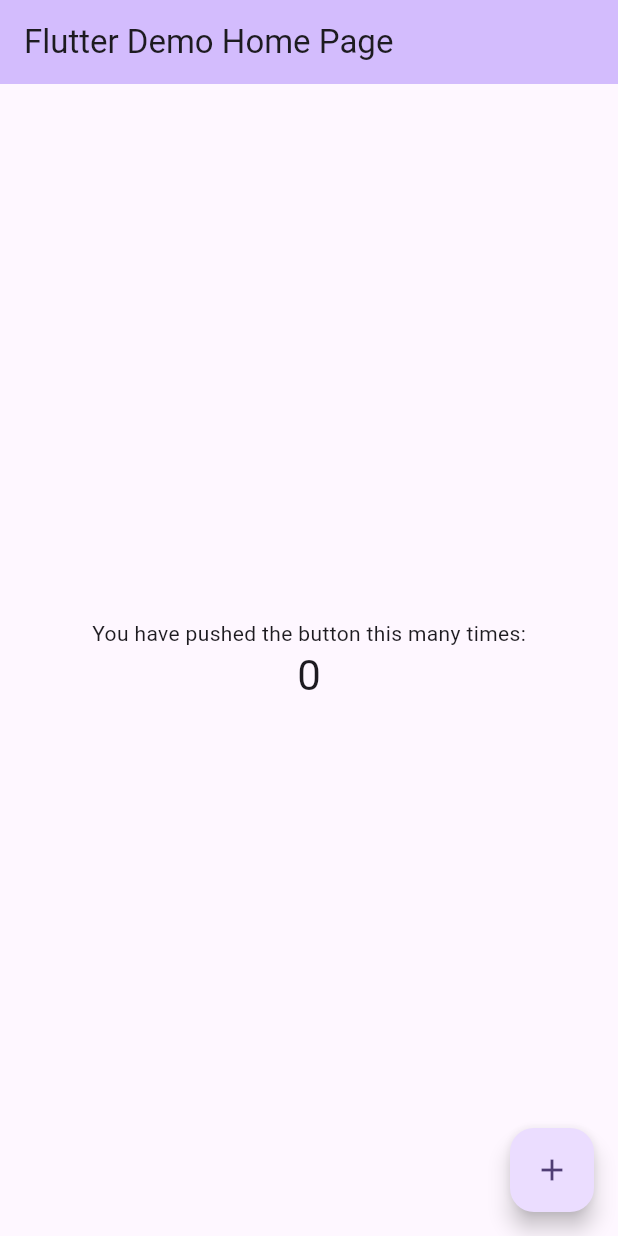
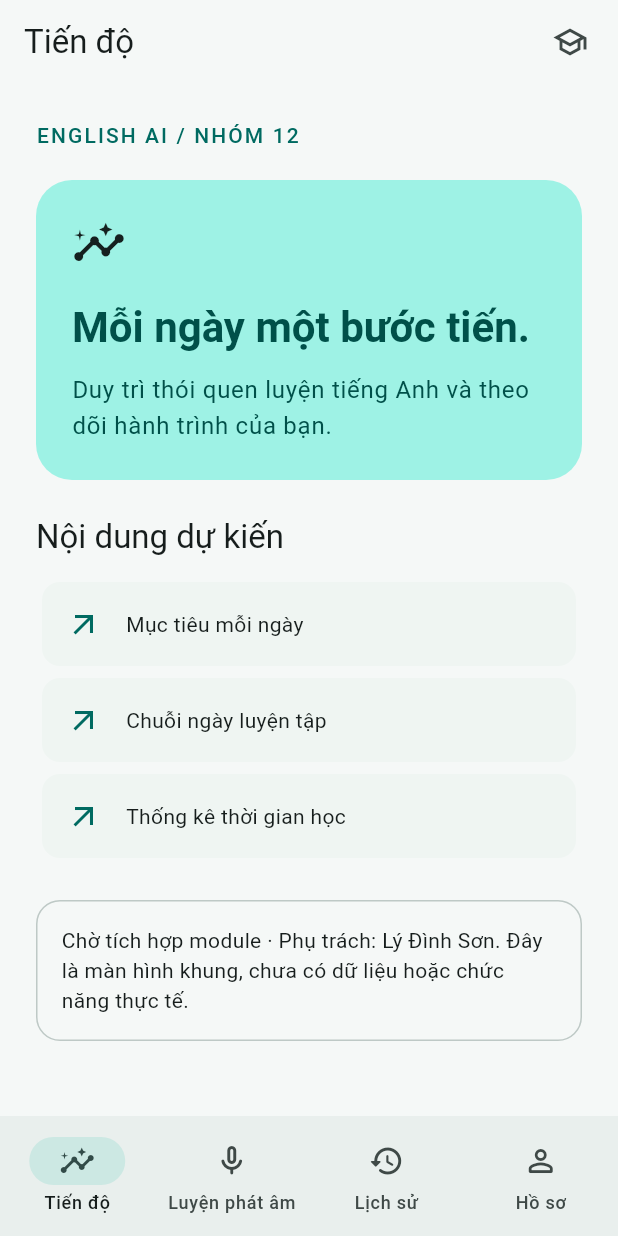
Before and after one commit to NguyenTruongNT/CSE441-MOBILE-TH3, a Flutter app: the screen it shows after launch, on a phone screen of 412 x 824 dp. Run offline on Flutter 3.47's test engine with Material 3 defaults, Android fonts, the light colour scheme and no system bars.

Commit message:
[Truong] feat: xây dựng khung giao diện thích ứng và điều hướng

```diff
--- /dev/null
+++ b/lib/app/app.dart
@@ -0,0 +1,19 @@
+import 'package:flutter/material.dart';
+
+import 'app_shell.dart';
+import 'app_theme.dart';
+
+/// Composition root: replace page builders when feature modules are delivered.
+class EnglishLearningApp extends StatelessWidget {
+  const EnglishLearningApp({super.key, this.pages = const AppPages()});
+
+  final AppPages pages;
+
+  @override
+  Widget build(BuildContext context) => MaterialApp(
+    title: 'English AI · Nhóm 12',
+    debugShowCheckedModeBanner: false,
+    theme: AppTheme.light,
+    home: AppShell(pages: pages),
+  );
+}
--- /dev/null
+++ b/lib/app/app_shell.dart
@@ -0,0 +1,284 @@
+import 'package:flutter/material.dart';
+
+/// Inject pages using closures that pass real services into feature constructors.
+/// Null builders intentionally display integration placeholders.
+class AppPages {
+  const AppPages({
+    this.progress,
+    this.pronunciation,
+    this.history,
+    this.profile,
+  });
+
+  final WidgetBuilder? progress;
+  final WidgetBuilder? pronunciation;
+  final WidgetBuilder? history;
+  final WidgetBuilder? profile;
+}
+
+class AppShell extends StatefulWidget {
+  const AppShell({super.key, required this.pages});
+
+  final AppPages pages;
+
+  @override
+  State<AppShell> createState() => _AppShellState();
+}
+
+class _AppShellState extends State<AppShell> {
+  int _selectedIndex = 0;
+
+  static const _sections = [
+    _Section(
+      title: 'Tiến độ',
+      icon: Icons.insights_outlined,
+      owner: 'Lý Đình Sơn',
+      headline: 'Mỗi ngày một bước tiến.',
+      description:
+          'Duy trì thói quen luyện tiếng Anh và theo dõi hành trình của bạn.',
+      items: [
+        'Mục tiêu mỗi ngày',
+        'Chuỗi ngày luyện tập',
+        'Thống kê thời gian học',
+      ],
+    ),
+    _Section(
+      title: 'Luyện phát âm',
+      icon: Icons.mic_none_rounded,
+      owner: 'Vũ Hải Đăng',
+      headline: 'Tự tin hơn qua từng âm.',
+      description:
+          'Nghe mẫu, luyện nói và nhận phản hồi phát âm theo từng âm vị.',
+      items: [
+        'Bài học và phiên âm IPA',
+        'Ghi âm và phân tích AI',
+        'Điểm số và bài tập cải thiện',
+      ],
+    ),
+    _Section(
+      title: 'Lịch sử',
+      icon: Icons.history_rounded,
+      owner: 'Vũ Tuấn Khanh',
+      headline: 'Nhìn lại để tiến xa hơn.',
+      description:
+          'Xem lại các phiên luyện tập và những âm cần tiếp tục cải thiện.',
+      items: [
+        'Danh sách phiên luyện',
+        'Kết quả phát âm đã lưu',
+        'Lọc theo hồ sơ và ngày học',
+      ],
+    ),
+    _Section(
+      title: 'Hồ sơ',
+      icon: Icons.person_outline_rounded,
+      owner: 'Vũ Tuấn Khanh',
+      headline: 'Hành trình của riêng bạn.',
+      description: 'Quản lý hồ sơ và giữ dữ liệu học tập riêng cho từng người.',
+      items: [
+        'Tạo và chọn hồ sơ',
+        'Thông tin người học',
+        'Dữ liệu lưu qua các lần mở lại',
+      ],
+    ),
+  ];
+
+  void _select(int index) => setState(() => _selectedIndex = index);
+
+  @override
+  Widget build(BuildContext context) {
+    final builders = [
+      widget.pages.progress,
+      widget.pages.pronunciation,
+      widget.pages.history,
+      widget.pages.profile,
+    ];
+    return LayoutBuilder(
+      builder: (context, constraints) {
+        final wide = constraints.maxWidth >= 800;
+        return Scaffold(
+          appBar: AppBar(
+            title: Text(_sections[_selectedIndex].title),
+            actions: const [
+              Padding(
+                padding: EdgeInsets.only(right: 20),
+                child: Tooltip(
+                  message: 'CSE441 · Lớp 65KTPM · Nhóm 12',
+                  child: Icon(Icons.school_outlined),
+                ),
+              ),
+            ],
+          ),
+          body: SafeArea(
+            child: Row(
+              children: [
+                if (wide) ...[
+                  NavigationRail(
+                    extended: constraints.maxWidth >= 1100,
+                    selectedIndex: _selectedIndex,
+                    onDestinationSelected: _select,
+                    leading: const Padding(
+                      padding: EdgeInsets.symmetric(vertical: 20),
+                      child: Icon(Icons.record_voice_over_rounded, size: 32),
+                    ),
+                    labelType: constraints.maxWidth >= 1100
+                        ? NavigationRailLabelType.none
+                        : NavigationRailLabelType.all,
+                    destinations: [
+                      for (final section in _sections)
+                        NavigationRailDestination(
+                          icon: Icon(section.icon),
+                          label: Text(section.title),
+                        ),
+                    ],
+                  ),
+                  const VerticalDivider(width: 1),
+                ],
+                Expanded(
+                  child: IndexedStack(
+                    index: _selectedIndex,
+                    children: [
+                      for (var index = 0; index < _sections.length; index++)
+                        KeyedSubtree(
+                          key: ValueKey('page-$index'),
+                          child: builders[index] == null
+                              ? _IntegrationPage(section: _sections[index])
+                              : Builder(builder: builders[index]!),
+                        ),
+                    ],
+                  ),
+                ),
+              ],
+            ),
+          ),
+          bottomNavigationBar: wide
+              ? null
+              : NavigationBar(
+                  selectedIndex: _selectedIndex,
+                  onDestinationSelected: _select,
+                  destinations: [
+                    for (final section in _sections)
+                      NavigationDestination(
+                        icon: Icon(section.icon),
+                        label: section.title,
+                      ),
+                  ],
+                ),
+        );
+      },
+    );
+  }
+}
+
+class _Section {
+  const _Section({
+    required this.title,
+    required this.icon,
+    required this.owner,
+    required this.headline,
+    required this.description,
+    required this.items,
+  });
+
+  final String title;
+  final IconData icon;
+  final String owner;
+  final String headline;
+  final String description;
+  final List<String> items;
+}
+
+class _IntegrationPage extends StatelessWidget {
+  const _IntegrationPage({required this.section});
+
+  final _Section section;
+
+  @override
+  Widget build(BuildContext context) {
+    final theme = Theme.of(context);
+    return SingleChildScrollView(
+      child: Align(
+        alignment: Alignment.topCenter,
+        child: ConstrainedBox(
+          constraints: const BoxConstraints(maxWidth: 1120),
+          child: Padding(
+            padding: const EdgeInsets.all(24),
+            child: Column(
+              crossAxisAlignment: CrossAxisAlignment.stretch,
+              children: [
+                Text(
+                  'ENGLISH AI / NHÓM 12',
+                  style: theme.textTheme.labelLarge?.copyWith(
+                    color: theme.colorScheme.primary,
+                    letterSpacing: 1.4,
+                  ),
+                ),
+                const SizedBox(height: 20),
+                Container(
+                  padding: const EdgeInsets.all(24),
+                  decoration: BoxDecoration(
+                    color: theme.colorScheme.primaryContainer,
+                    borderRadius: BorderRadius.circular(24),
+                  ),
+                  child: Column(
+                    crossAxisAlignment: CrossAxisAlignment.start,
+                    children: [
+                      Icon(section.icon, size: 36),
+                      const SizedBox(height: 20),
+                      Text(
+                        section.headline,
+                        style: theme.textTheme.headlineMedium?.copyWith(
+                          fontWeight: FontWeight.w700,
+                          color: theme.colorScheme.onPrimaryContainer,
+                        ),
+                      ),
+                      const SizedBox(height: 12),
+                      Text(
+                        section.description,
+                        style: theme.textTheme.bodyLarge?.copyWith(
+                          color: theme.colorScheme.onPrimaryContainer,
+                        ),
+                      ),
+                    ],
+                  ),
+                ),
+                const SizedBox(height: 24),
+                Text('Nội dung dự kiến', style: theme.textTheme.titleLarge),
+                const SizedBox(height: 12),
+                for (final item in section.items)
+                  Card(
+                    elevation: 0,
+                    child: Padding(
+                      padding: const EdgeInsets.all(16),
+                      child: Row(
+                        children: [
+                          Icon(
+                            Icons.arrow_outward,
+                            color: theme.colorScheme.primary,
+                          ),
+                          const SizedBox(width: 16),
+                          Expanded(child: Text(item)),
+                        ],
+                      ),
+                    ),
+                  ),
+                const SizedBox(height: 24),
+                Container(
+                  padding: const EdgeInsets.all(16),
+                  decoration: BoxDecoration(
+                    border: Border.all(color: theme.colorScheme.outlineVariant),
+                    borderRadius: BorderRadius.circular(16),
+                  ),
+                  child: Text(
+                    'Chờ tích hợp module · Phụ trách: ${section.owner}. '
+                    'Đây là màn hình khung, chưa có dữ liệu hoặc chức năng thực tế.',
+                    style: theme.textTheme.bodyMedium,
+                  ),
+                ),
+              ],
+            ),
+          ),
+        ),
+      ),
+    );
+  }
+}
--- /dev/null
+++ b/lib/app/app_theme.dart
@@ -0,0 +1,22 @@
+import 'package:flutter/material.dart';
+
+abstract final class AppTheme {
+  static ThemeData get light {
+    final scheme = ColorScheme.fromSeed(
+      seedColor: const Color(0xFF12796F),
+      brightness: Brightness.light,
+    );
+    return ThemeData(
+      useMaterial3: true,
+      colorScheme: scheme,
+      scaffoldBackgroundColor: const Color(0xFFF5F8F7),
+      appBarTheme: const AppBarTheme(
+        backgroundColor: Color(0xFFF5F8F7),
+        surfaceTintColor: Colors.transparent,
+      ),
+      inputDecorationTheme: const InputDecorationTheme(
+        border: OutlineInputBorder(),
+      ),
+    );
+  }
+}
--- /dev/null
+++ b/lib/app/shared/app_states.dart
@@ -0,0 +1,64 @@
+import 'package:flutter/material.dart';
+
+/// Shared UI states. Feature pages can use these without owning app routing.
+class AppLoadingState extends StatelessWidget {
+  const AppLoadingState({super.key, this.message = 'Đang tải dữ liệu…'});
+
+  final String message;
+
+  @override
+  Widget build(BuildContext context) => Center(
+    child: Column(
+      mainAxisSize: MainAxisSize.min,
+      children: [
+        const CircularProgressIndicator(),
+        const SizedBox(height: 16),
+        Text(message, textAlign: TextAlign.center),
+      ],
+    ),
+  );
+}
+
+class AppMessageState extends StatelessWidget {
+  const AppMessageState({
+    super.key,
+    required this.title,
+    required this.message,
+    this.icon = Icons.inbox_outlined,
+    this.onRetry,
+  });
+
+  final String title;
+  final String message;
+  final IconData icon;
+  final VoidCallback? onRetry;
+
+  @override
+  Widget build(BuildContext context) => Center(
+    child: SingleChildScrollView(
+      padding: const EdgeInsets.all(24),
+      child: Column(
+        mainAxisSize: MainAxisSize.min,
+        children: [
+          Icon(icon, size: 40, color: Theme.of(context).colorScheme.primary),
+          const SizedBox(height: 16),
+          Text(
+            title,
+            style: Theme.of(context).textTheme.titleLarge,
+            textAlign: TextAlign.center,
+          ),
+          const SizedBox(height: 8),
+          Text(message, textAlign: TextAlign.center),
+          if (onRetry != null) ...[
+            const SizedBox(height: 16),
+            FilledButton.icon(
+              onPressed: onRetry,
+              icon: const Icon(Icons.refresh),
+              label: const Text('Thử lại'),
+            ),
+          ],
+        ],
+      ),
+    ),
+  );
+}
--- a/lib/main.dart
+++ b/lib/main.dart
@@ -1,122 +1,7 @@
 import 'package:flutter/material.dart';
 
+import 'app/app.dart';
+
 void main() {
-  runApp(const MyApp());
+  runApp(const EnglishLearningApp());
 }
-
-class MyApp extends StatelessWidget {
-  const MyApp({super.key});
-
-  // This widget is the root of your application.
-  @override
-  Widget build(BuildContext context) {
-    return MaterialApp(
-      title: 'Flutter Demo',
-      theme: ThemeData(
-        // This is the theme of your application.
-        //
-        // TRY THIS: Try running your application with "flutter run". You'll see
-        // the application has a purple toolbar. Then, without quitting the app,
-        // try changing the seedColor in the colorScheme below to Colors.green
-        // and then invoke "hot reload" (save your changes or press the "hot
-        // reload" button in a Flutter-supported IDE, or press "r" if you used
-        // the command line to start the app).
-        //
-        // Notice that the counter didn't reset back to zero; the application
-        // state is not lost during the reload. To reset the state, use hot
-        // restart instead.
-        //
-        // This works for code too, not just values: Most code changes can be
-        // tested with just a hot reload.
-        colorScheme: .fromSeed(seedColor: Colors.deepPurple),
-      ),
-      home: const MyHomePage(title: 'Flutter Demo Home Page'),
-    );
-  }
-}
-
-class MyHomePage extends StatefulWidget {
-  const MyHomePage({super.key, required this.title});
-
-  // This widget is the home page of your application. It is stateful, meaning
-  // that it has a State object (defined below) that contains fields that affect
-  // how it looks.
-
-  // This class is the configuration for the state. It holds the values (in this
-  // case the title) provided by the parent (in this case the App widget) and
-  // used by the build method of the State. Fields in a Widget subclass are
-  // always marked "final".
-
-  final String title;
-
-  @override
-  State<MyHomePage> createState() => _MyHomePageState();
-}
-
-class _MyHomePageState extends State<MyHomePage> {
-  int _counter = 0;
-
-  void _incrementCounter() {
-    setState(() {
-      // This call to setState tells the Flutter framework that something has
-      // changed in this State, which causes it to rerun the build method below
-      // so that the display can reflect the updated values. If we changed
-      // _counter without calling setState(), then the build method would not be
-      // called again, and so nothing would appear to happen.
-      _counter++;
-    });
-  }
-
-  @override
-  Widget build(BuildContext context) {
-    // This method is rerun every time setState is called, for instance as done
-    // by the _incrementCounter method above.
-    //
-    // The Flutter framework has been optimized to make rerunning build methods
-    // fast, so that you can just rebuild anything that needs updating rather
-    // than having to individually change instances of widgets.
-    return Scaffold(
-      appBar: AppBar(
-        // TRY THIS: Try changing the color here to a specific color (to
-        // Colors.amber, perhaps?) and trigger a hot reload to see the AppBar
-        // change color while the other colors stay the same.
-        backgroundColor: Theme.of(context).colorScheme.inversePrimary,
-        // Here we take the value from the MyHomePage object that was created by
-        // the App.build method, and use it to set our appbar title.
-        title: Text(widget.title),
-      ),
-      body: Center(
-        // Center is a layout widget. It takes a single child and positions it
-        // in the middle of the parent.
-        child: Column(
-          // Column is also a layout widget. It takes a list of children and
-          // arranges them vertically. By default, it sizes itself to fit its
-          // children horizontally, and tries to be as tall as its parent.
-          //
-          // Column has various properties to control how it sizes itself and
-          // how it positions its children. Here we use mainAxisAlignment to
-          // center the children vertically; the main axis here is the vertical
-          // axis because Columns are vertical (the cross axis would be
-          // horizontal).
-          //
-          // TRY THIS: Invoke "debug painting" (choose the "Toggle Debug Paint"
-          // action in the IDE, or press "p" in the console), to see the
-          // wireframe for each widget.
-          mainAxisAlignment: .center,
-          children: [
-            const Text('You have pushed the button this many times:'),
-            Text(
-              '$_counter',
-              style: Theme.of(context).textTheme.headlineMedium,
-            ),
-          ],
-        ),
-      ),
-      floatingActionButton: FloatingActionButton(
-        onPressed: _incrementCounter,
-        tooltip: 'Increment',
-        child: const Icon(Icons.add),
-      ),
-    );
-  }
-}
```
Also changed, not shown: 1 other file.
